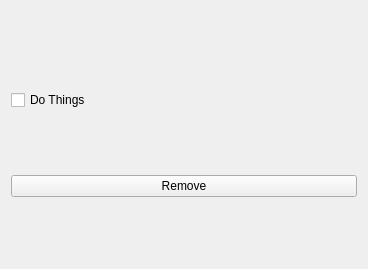
This is Item.ui in Viuss/CSE165Proj-ToDo-List-QT as Qt 5 draws it before an edit. The edited form follows.
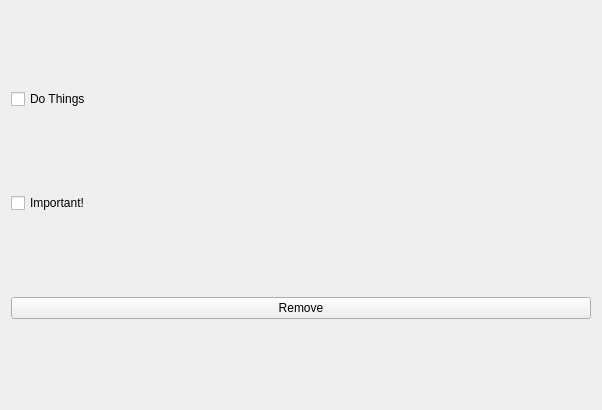
This is the edited form.

```diff
--- a/Item.ui
+++ b/Item.ui
@@ -6,8 +6,8 @@
    <rect>
     <x>0</x>
     <y>0</y>
-    <width>368</width>
-    <height>269</height>
+    <width>602</width>
+    <height>410</height>
    </rect>
   </property>
   <property name="windowTitle">
@@ -16,19 +16,6 @@
   <layout class="QHBoxLayout" name="horizontalLayout">
    <item>
     <layout class="QVBoxLayout" name="verticalLayout">
-     <item>
-      <spacer name="horizontalSpacer">
-       <property name="orientation">
-        <enum>Qt::Horizontal</enum>
-       </property>
-       <property name="sizeHint" stdset="0">
-        <size>
-         <width>40</width>
-         <height>20</height>
-        </size>
-       </property>
-      </spacer>
-     </item>
      <item>
       <widget class="QCheckBox" name="checkbox">
        <property name="text">
@@ -36,6 +23,13 @@
        </property>
       </widget>
      </item>
+     <item>
+      <widget class="QCheckBox" name="Importance">
+       <property name="text">
+        <string>Important!</string>
+       </property>
+      </widget>
+     </item>
      <item>
       <widget class="QPushButton" name="removeButton">
        <property name="text">
```
Left out of the diff: 4 changed lines with no effect on the pictures.
